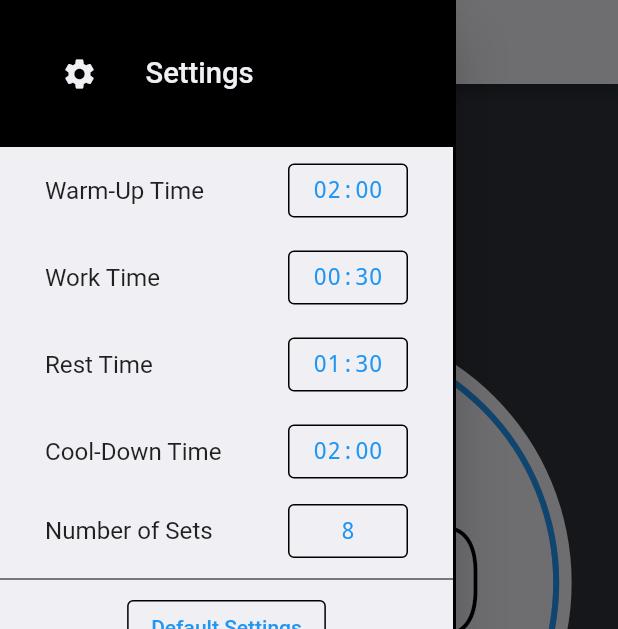
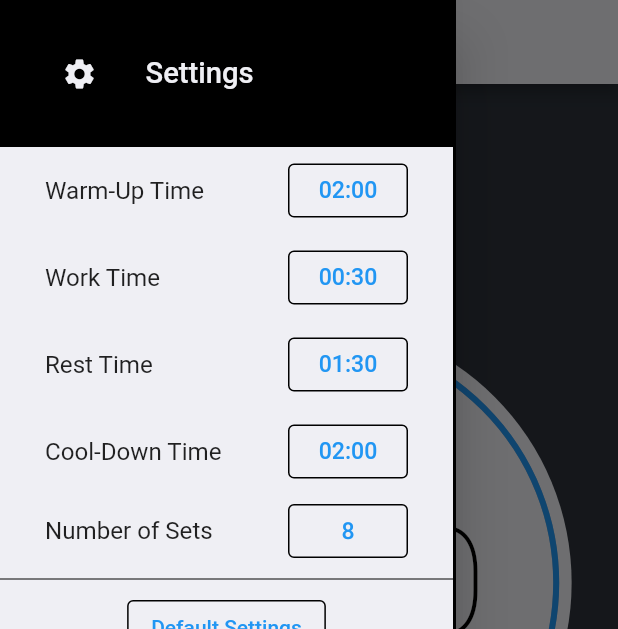
Before and after one commit to mnxn/HIIT, a Flutter app: the screen it shows after launch, with the side drawer open, on a phone screen of 412 x 824 dp. Shown: the top 629 px of the screen. Run offline on Flutter 3.47's test engine with Material 2 defaults, Android fonts, the phone set to English and light mode, and no system bars; our stand-ins replace shared_preferences, url_strategy, wakelock.

Commit message:
replace monospace with FontFeature.tabularFigures

```diff
--- a/lib/main.dart
+++ b/lib/main.dart
@@ -1,3 +1,5 @@
+import 'dart:ui';
+
 import 'package:flutter/material.dart';
 import 'package:flutter/services.dart';
 import 'package:hiit/single_route_app.dart';
@@ -115,7 +117,11 @@ class HomeState extends State<Home> with SingleTickerProviderStateMixin {
                     mainAxisAlignment: MainAxisAlignment.center,
                     children: [
                       Text(timer.repText, style: Theme.of(context).textTheme.headline3),
-                      Text(timer.current.remainingText, style: Theme.of(context).textTheme.headline1),
+                      Text(timer.current.remainingText,
+                          style: Theme.of(context)
+                              .textTheme
+                              .headline1
+                              ?.copyWith(fontFeatures: [FontFeature.tabularFigures()])),
                       Text(timer.subtext, style: Theme.of(context).textTheme.headline3),
                     ],
                   ),
--- a/lib/themed_numberpicker.dart
+++ b/lib/themed_numberpicker.dart
@@ -1,3 +1,5 @@
+import 'dart:ui';
+
 import 'package:flutter/material.dart';
 import 'package:flutter/cupertino.dart';
 import 'package:hiit/theme.dart';
@@ -43,7 +45,7 @@ class NumberInputState extends State<NumberInput> {
               child: Text(
                 widget.value.toString(),
                 textScaleFactor: 1.1,
-                style: const TextStyle(fontFamily: "monospace"),
+                style: const TextStyle(fontFeatures: [FontFeature.tabularFigures()]),
               ),
               style:
                   OutlinedButton.styleFrom(side: BorderSide(color: Theme.of(context).colorScheme.secondary, width: 1)),
--- a/lib/themed_timerpicker.dart
+++ b/lib/themed_timerpicker.dart
@@ -1,3 +1,5 @@
+import 'dart:ui';
+
 import 'package:flutter/material.dart';
 import 'package:flutter/cupertino.dart';
 import 'package:hiit/theme.dart';
@@ -44,7 +46,7 @@ class TimerInputState extends State<TimerInput> {
                 child: Text(
                   "${pad(widget.value.inMinutes)}:${pad(widget.value.inSeconds)}",
                   textScaleFactor: 1.1,
-                  style: const TextStyle(fontFamily: "monospace"),
+                  style: const TextStyle(fontFeatures: [FontFeature.tabularFigures()]),
                 ),
                 style: OutlinedButton.styleFrom(
                     side: BorderSide(color: Theme.of(context).colorScheme.secondary, width: 1)),
```
